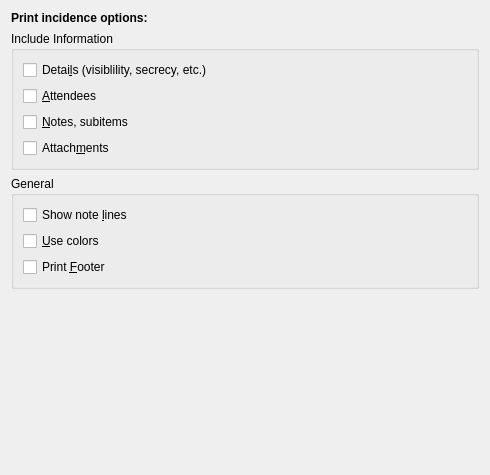
Qt form src/printing/calprintincidenceconfig_base.ui (KDE/calendarsupport) before a commit.
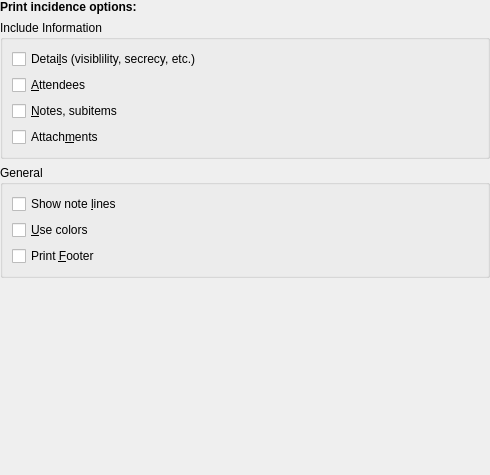
The same form after that commit.

Commit message: Remove double margin

```diff
--- a/src/printing/calprintincidenceconfig_base.ui
+++ b/src/printing/calprintincidenceconfig_base.ui
@@ -13,6 +13,18 @@
    </rect>
   </property>
   <layout class="QGridLayout" name="gridLayout">
+   <property name="leftMargin">
+    <number>0</number>
+   </property>
+   <property name="topMargin">
+    <number>0</number>
+   </property>
+   <property name="rightMargin">
+    <number>0</number>
+   </property>
+   <property name="bottomMargin">
+    <number>0</number>
+   </property>
    <item row="0" column="0">
     <widget class="QLabel" name="label">
      <property name="text">
```
Left out of the diff: 35 changed lines with no effect on the pictures. The commit also changes 6 other files.
